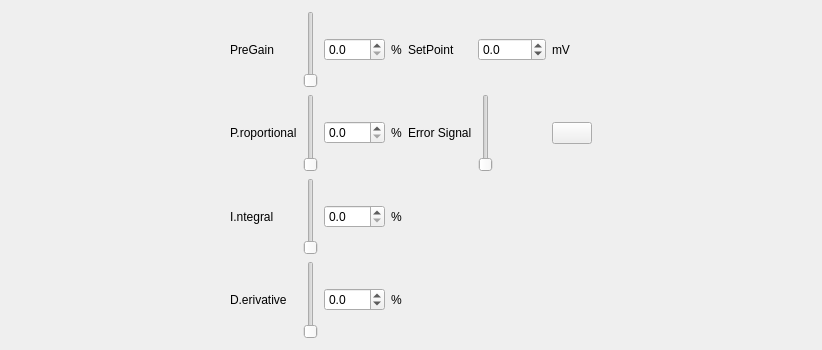
Before: the Qt Designer form user_devices/MOGlabsQRF/PID_blacs_widget.ui in florydberg/userlib, drawn with Qt 5.
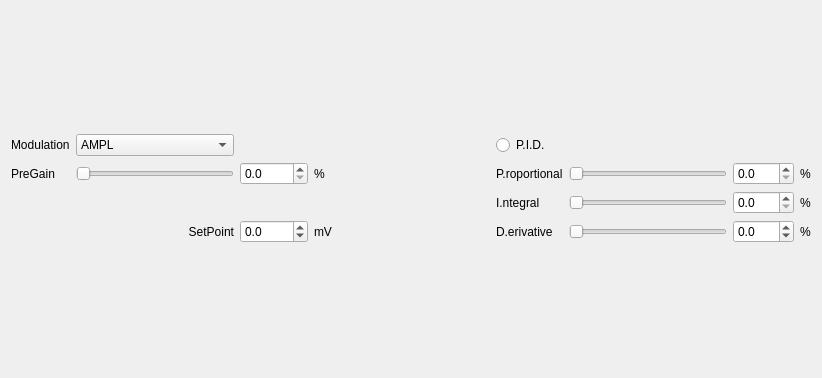
After: the same form once the commit is applied.

Diff of the .ui file:
```diff
--- a/user_devices/MOGlabsQRF/PID_blacs_widget.ui
+++ b/user_devices/MOGlabsQRF/PID_blacs_widget.ui
@@ -7,7 +7,7 @@
     <x>0</x>
     <y>0</y>
     <width>822</width>
-    <height>350</height>
+    <height>378</height>
    </rect>
   </property>
   <property name="minimumSize">
@@ -25,260 +25,231 @@
   <layout class="QVBoxLayout" name="verticalLayout_2">
    <item>
     <layout class="QHBoxLayout" name="horizontalLayout">
-     <item>
-      <spacer name="horizontalSpacer_2">
-       <property name="orientation">
-        <enum>Qt::Horizontal</enum>
-       </property>
-       <property name="sizeHint" stdset="0">
-        <size>
-         <width>40</width>
-         <height>20</height>
-        </size>
-       </property>
-      </spacer>
-     </item>
      <item>
       <layout class="QVBoxLayout" name="verticalLayout">
        <item>
         <layout class="QGridLayout" name="gridLayout">
-         <item row="0" column="0">
-          <widget class="QLabel" name="label_2">
-           <property name="text">
-            <string>PreGain</string>
-           </property>
-          </widget>
-         </item>
-         <item row="0" column="1">
-          <widget class="QSlider" name="slider_PreGain">
-           <property name="orientation">
-            <number>Horizontal</number>
-           </property>
-           <property name="maximum">
-            <number>200</number>
-           </property>
-           <property name="minimum">
-            <number>0</number>
-           </property>
-          </widget>
-         </item>
-         <item row="0" column="2">
-          <widget class="QDoubleSpinBox" name="doubleSpinBox_PreGain">
-           <property name="decimals">
-            <number>1</number>
-           </property>
-           <property name="maximum">
-            <number>200</number>
-           </property>
-           <property name="minimum">
-            <number>0</number>
-           </property>
-          </widget>
-         </item>
-         <item row="0" column="3">
-          <widget class="QLabel" name="label_2">
-           <property name="text">
-            <string>%</string>
-           </property>
-          </widget>
-         </item>
-         <item row="1" column="0">
-          <widget class="QLabel" name="label_2">
-           <property name="text">
-            <string>P.roportional</string>
-           </property>
-          </widget>
-         </item>
-         <item row="1" column="1">
-          <widget class="QSlider" name="slider_Proportional">
-           <property name="orientation">
-            <number>Horizontal</number>
-           </property>
-           <property name="tickInterval">
-            <number>20</number>
-           </property>
-           <property name="maximum">
-            <number>100</number>
-           </property>
-           <property name="minimum">
-            <number>0</number>
-           </property>
-          </widget>
-         </item>
-         <item row="1" column="2">
+         <item row="1" column="7">
           <widget class="QDoubleSpinBox" name="doubleSpinBox_Proportional">
            <property name="decimals">
             <number>1</number>
            </property>
-           <property name="maximum">
-            <number>100</number>
-           </property>
            <property name="minimum">
-            <number>0</number>
+            <double>0.000000000000000</double>
+           </property>
+           <property name="maximum">
+            <double>100.000000000000000</double>
+           </property>
+          </widget>
+         </item>
+         <item row="1" column="1">
+          <widget class="QSlider" name="slider_PreGain">
+           <property name="orientation">
+            <enum>Qt::Horizontal</enum>
            </property>
           </widget>
          </item>
          <item row="1" column="3">
-          <widget class="QLabel" name="label_2">
+          <widget class="QLabel" name="label_3">
            <property name="text">
             <string>%</string>
            </property>
           </widget>
          </item>
-         <item row="2" column="0">
-          <widget class="QLabel" name="label_2">
-           <property name="text">
-            <string>I.ntegral</string>
-           </property>
-          </widget>
-         </item>
-         <item row="2" column="1">
+         <item row="3" column="6">
           <widget class="QSlider" name="slider_Integral">
            <property name="orientation">
-            <number>Horizontal</number>
-           </property>
-           <property name="maximum">
-            <number>100</number>
-           </property>
-           <property name="minimum">
-            <number>0</number>
+            <enum>Qt::Horizontal</enum>
            </property>
           </widget>
          </item>
-         <item row="2" column="2">
+         <item row="3" column="7">
           <widget class="QDoubleSpinBox" name="doubleSpinBox_Integral">
            <property name="decimals">
             <number>1</number>
            </property>
+           <property name="minimum">
+            <double>0.000000000000000</double>
+           </property>
            <property name="maximum">
-            <number>100</number>
+            <double>100.000000000000000</double>
            </property>
+          </widget>
+         </item>
+         <item row="1" column="5">
+          <widget class="QLabel" name="label_2">
+           <property name="text">
+            <string>P.roportional</string>
+           </property>
+          </widget>
+         </item>
+         <item row="1" column="6">
+          <widget class="QSlider" name="slider_Proportional">
+           <property name="orientation">
+            <enum>Qt::Horizontal</enum>
+           </property>
+          </widget>
+         </item>
+         <item row="0" column="5">
+          <widget class="QRadioButton" name="radioButton_PID">
+           <property name="text">
+            <string>P.I.D.</string>
+           </property>
+          </widget>
+         </item>
+         <item row="0" column="1">
+          <widget class="QComboBox" name="comboBox_modulation">
+           <item>
+            <property name="text">
+             <string>AMPL</string>
+            </property>
+           </item>
+           <item>
+            <property name="text">
+             <string>FREQ</string>
+            </property>
+           </item>
+           <item>
+            <property name="text">
+             <string>PHAS</string>
+            </property>
+           </item>
+           <item>
+            <property name="text">
+             <string>NONE</string>
+            </property>
+           </item>
+          </widget>
+         </item>
+         <item row="1" column="0">
+          <widget class="QLabel" name="label_2">
+           <property name="text">
+            <string>PreGain</string>
+           </property>
+          </widget>
+         </item>
+         <item row="1" column="2">
+          <widget class="QDoubleSpinBox" name="doubleSpinBox_PreGain">
+           <property name="decimals">
+            <number>1</number>
+           </property>
            <property name="minimum">
-            <number>0</number>
+            <double>0.000000000000000</double>
            </property>
+           <property name="maximum">
+            <double>200.000000000000000</double>
+           </property>
           </widget>
          </item>
-         <item row="2" column="3">
+         <item row="1" column="8">
           <widget class="QLabel" name="label_2">
            <property name="text">
             <string>%</string>
            </property>
           </widget>
          </item>
-         <item row="3" column="0">
+         <item row="3" column="8">
           <widget class="QLabel" name="label_2">
            <property name="text">
-            <string>D.erivative</string>
+            <string>%</string>
            </property>
           </widget>
          </item>
-         <item row="3" column="1">
+         <item row="4" column="6">
           <widget class="QSlider" name="slider_Derivative">
            <property name="orientation">
-            <number>Horizontal</number>
+            <enum>Qt::Horizontal</enum>
            </property>
-           <property name="maximum">
-            <number>100</number>
+          </widget>
+         </item>
+         <item row="4" column="5">
+          <widget class="QLabel" name="label_2">
+           <property name="text">
+            <string>D.erivative</string>
            </property>
-           <property name="minimum">
-            <number>0</number>
-           </property>
           </widget>
          </item>
-         <item row="3" column="2">
+         <item row="4" column="7">
           <widget class="QDoubleSpinBox" name="doubleSpinBox_Derivative">
            <property name="decimals">
             <number>1</number>
            </property>
-           <property name="maximum">
-            <number>100</number>
-           </property>
            <property name="minimum">
-            <number>-100</number>
+            <double>-100.000000000000000</double>
+           </property>
+           <property name="maximum">
+            <double>100.000000000000000</double>
            </property>
           </widget>
          </item>
-         <item row="3" column="3">
+         <item row="4" column="8">
           <widget class="QLabel" name="label_2">
            <property name="text">
             <string>%</string>
            </property>
           </widget>
          </item>
-         <item row="0" column="4">
+         <item row="0" column="0">
+          <widget class="QLabel" name="label">
+           <property name="text">
+            <string>Modulation</string>
+           </property>
+          </widget>
+         </item>
+         <item row="3" column="5">
           <widget class="QLabel" name="label_2">
            <property name="text">
-            <string>SetPoint</string>
+            <string>I.ntegral</string>
            </property>
           </widget>
          </item>
-         <item row="0" column="5">
+         <item row="1" column="4">
+          <spacer name="horizontalSpacer_2">
+           <property name="orientation">
+            <enum>Qt::Horizontal</enum>
+           </property>
+           <property name="sizeHint" stdset="0">
+            <size>
+             <width>40</width>
+             <height>20</height>
+            </size>
+           </property>
+          </spacer>
+         </item>
+         <item row="4" column="2">
           <widget class="QDoubleSpinBox" name="doubleSpinBox_SetPoint">
            <property name="decimals">
             <number>1</number>
            </property>
-           <property name="maximum">
-            <number>1000</number>
-           </property>
            <property name="minimum">
-            <number>-1000</number>
+            <double>-1000.000000000000000</double>
+           </property>
+           <property name="maximum">
+            <double>1000.000000000000000</double>
            </property>
           </widget>
          </item>
-         <item row="0" column="6">
+         <item row="4" column="3">
           <widget class="QLabel" name="label_2">
            <property name="text">
             <string>mV</string>
            </property>
           </widget>
          </item>
-         <item row="1" column="4">
+         <item row="4" column="1">
           <widget class="QLabel" name="label_2">
            <property name="text">
-            <string>Error Signal</string>
+            <string>SetPoint</string>
            </property>
-          </widget>
-         </item>
-         <item row="1" column="5">
-          <widget class="QSlider" name="slider_ErrorSignal">
-           <property name="orientation">
-            <number>Horizontal</number>
+           <property name="alignment">
+            <set>Qt::AlignRight|Qt::AlignTrailing|Qt::AlignVCenter</set>
            </property>
-           <property name="maximum">
-            <number>1000</number>
-           </property>
-           <property name="minimum">
-            <number>0</number>
-           </property>
           </widget>
          </item>
-         <item row="1" column="6">
-          <widget class="QPushButton" name="pushButton_errorSignal">
-           <property name="toolTip">
-            <string>Start/Stop</string>
-           </property>
-           <property name="text">
-            <string/>
-           </property>
-          </widget>
-        </item>
         </layout>
        </item>
       </layout>
      </item>
-     <item>
-      <spacer name="horizontalSpacer">
-       <property name="orientation">
-        <enum>Qt::Horizontal</enum>
-       </property>
-       <property name="sizeHint" stdset="0">
-        <size>
-         <width>40</width>
-         <height>20</height>
-        </size>
-       </property>
-      </spacer>
-     </item>
     </layout>
    </item>
   </layout>
```
